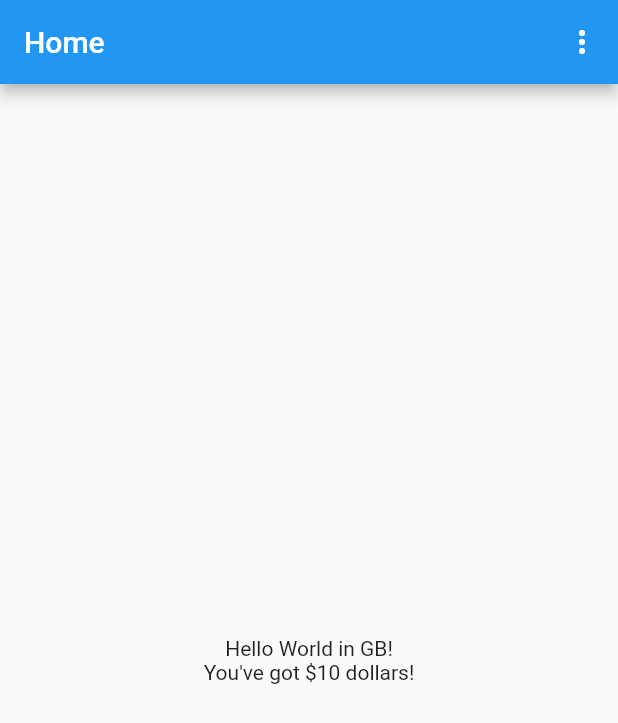
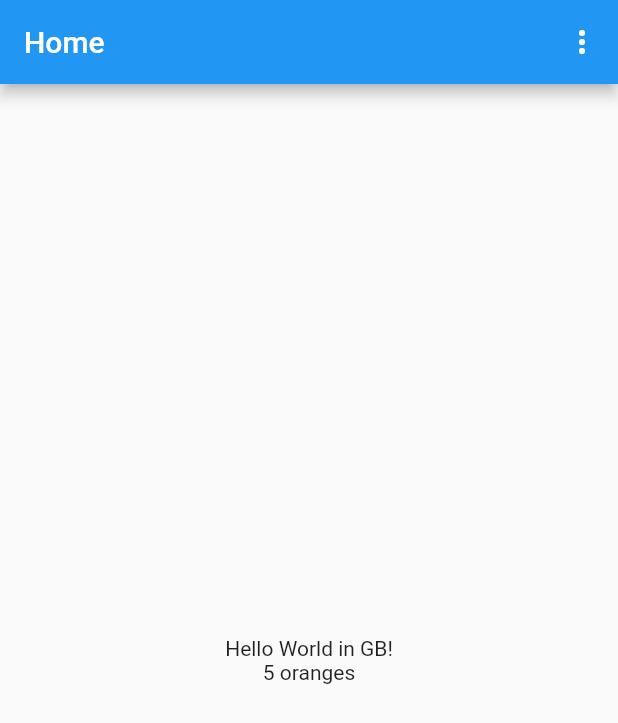
Before and after one commit to ExpertKiD/flutter_i18n_demo, a Flutter app: the screen it shows after launch, on a phone screen of 412 x 824 dp. Shown: the top 723 px of the screen. Run offline on Flutter 3.47's test engine with Material 2 defaults, Android fonts, the phone set to English and light mode, and no system bars; generated files the repository leaves out were written again.

Commit message:
feat: update orange text on home screen

```diff
--- a/lib/screens/home.dart
+++ b/lib/screens/home.dart
@@ -80,7 +80,7 @@ class _HomeScreenState extends State<HomeScreen> {
             child: Text(AppLocalizations.of(context)!.helloWorld),
           ),
           Center(
-            child: Text('You\'ve got \$10 dollars!'),
+            child: Text(AppLocalizations.of(context)!.getOrangesText(5)),
           ),
         ],
       ),
```
